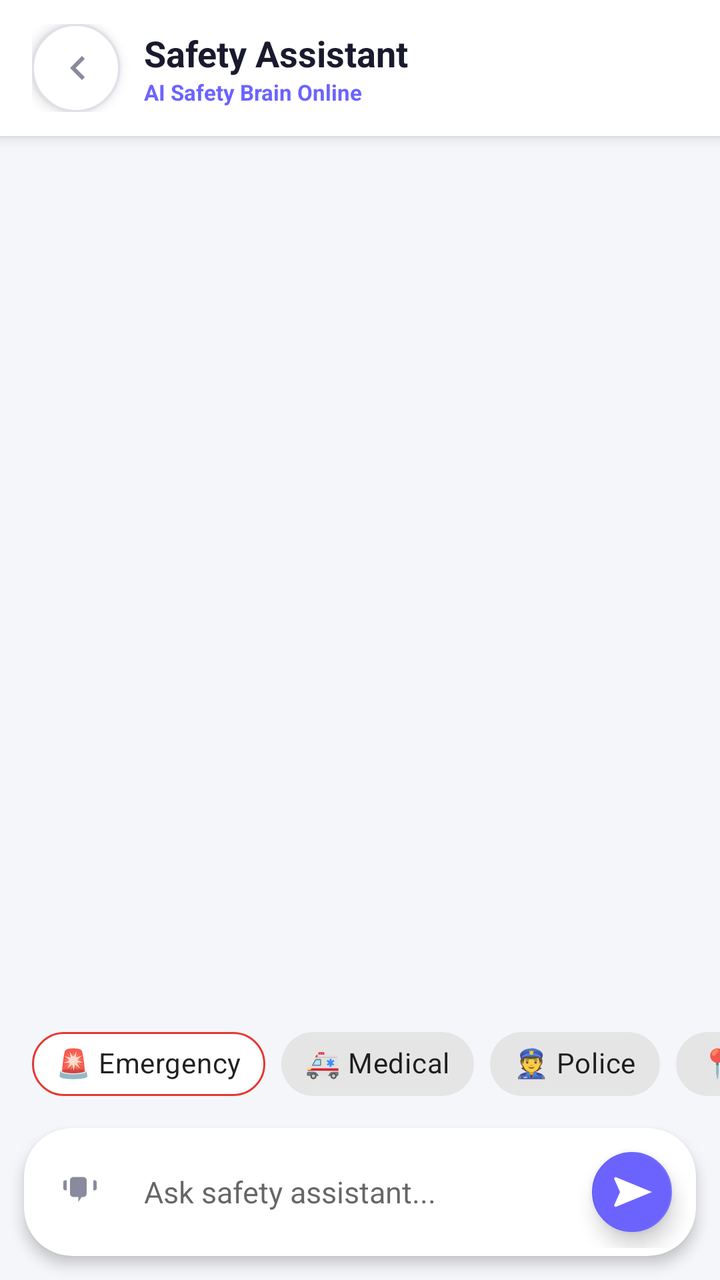
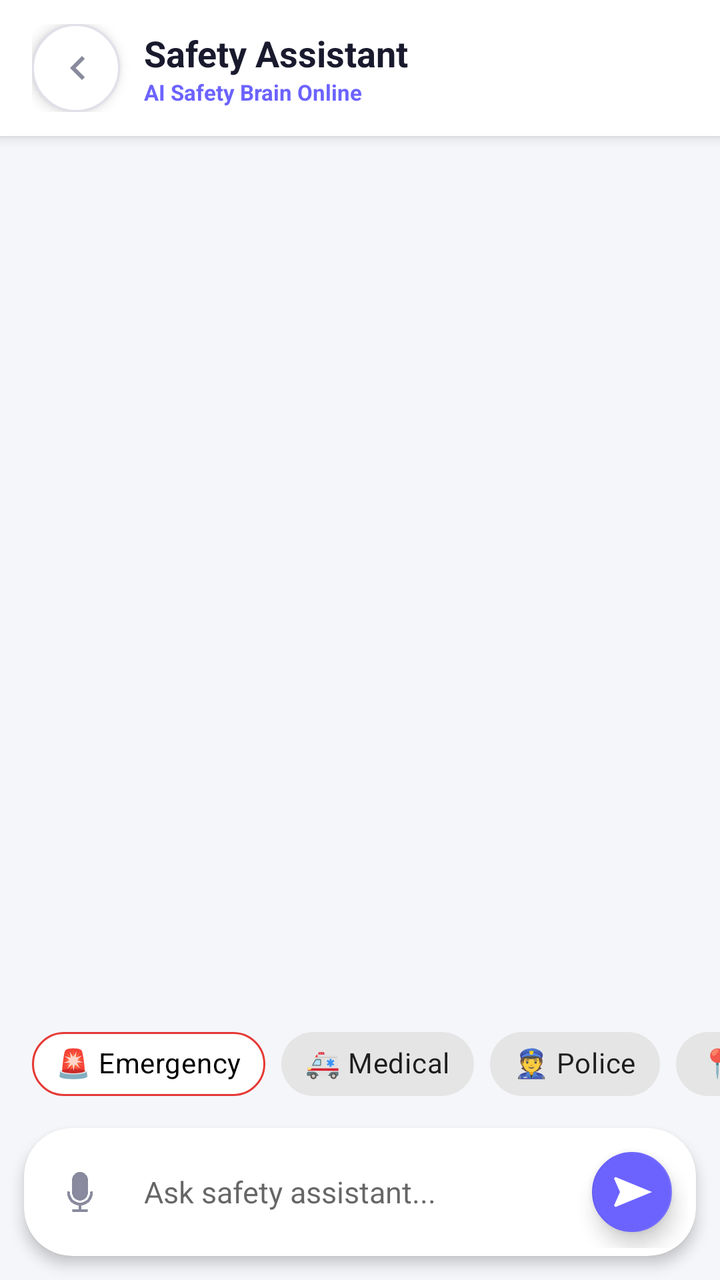

The first picture is an Android layout as it rendered before a commit; the second is the same layout after the commit. The layout source and the unified diff follow.
<!-- AndroidManifest.xml: application theme Theme.EmergencySOSApp -->
<!-- res/layout/activity_chatbot.xml -->
<?xml version="1.0" encoding="utf-8"?>
<androidx.constraintlayout.widget.ConstraintLayout xmlns:android="http://schemas.android.com/apk/res/android"
    xmlns:app="http://schemas.android.com/apk/res-auto"
    xmlns:tools="http://schemas.android.com/tools"
    android:id="@+id/chatbotRoot"
    android:layout_width="match_parent"
    android:layout_height="match_parent"
    android:background="@color/background">

    
    <RelativeLayout
        android:id="@+id/chatbotHeader"
        android:layout_width="match_parent"
        android:layout_height="wrap_content"
        android:background="@color/white"
        android:elevation="4dp"
        android:paddingHorizontal="16dp"
        android:paddingVertical="12dp"
        app:layout_constraintTop_toTopOf="parent">

        <ImageView
            android:id="@+id/btnBack"
            android:layout_width="44dp"
            android:layout_height="44dp"
            android:layout_centerVertical="true"
            android:background="@drawable/bg_circle_white"
            android:elevation="4dp"
            android:padding="10dp"
            android:src="@drawable/ic_chevron_right"
            android:rotation="180"
            android:contentDescription="Back" />

        <LinearLayout
            android:layout_width="wrap_content"
            android:layout_height="wrap_content"
            android:layout_centerVertical="true"
            android:layout_marginStart="12dp"
            android:layout_toEndOf="@id/btnBack"
            android:orientation="vertical">

            <TextView
                android:id="@+id/tvChatbotTitle"
                android:layout_width="wrap_content"
                android:layout_height="wrap_content"
                android:text="@string/chatbot_title"
                android:textColor="@color/text_dark"
                android:textSize="18sp"
                android:textStyle="bold" />

            <TextView
                android:layout_width="wrap_content"
                android:layout_height="wrap_content"
                android:text="@string/ai_brain_online"
                android:textColor="@color/primary"
                android:textSize="11sp"
                android:textStyle="bold" />
        </LinearLayout>
    </RelativeLayout>

    
    <androidx.recyclerview.widget.RecyclerView
        android:id="@+id/rvChat"
        android:layout_width="0dp"
        android:layout_height="0dp"
        android:clipToPadding="false"
        android:padding="16dp"
        app:layout_constraintBottom_toTopOf="@id/quickActionsScroll"
        app:layout_constraintEnd_toEndOf="parent"
        app:layout_constraintStart_toStartOf="parent"
        app:layout_constraintTop_toBottomOf="@id/chatbotHeader"
        tools:listitem="@layout/item_chat_message" />

    
    <HorizontalScrollView
        android:id="@+id/quickActionsScroll"
        android:layout_width="0dp"
        android:layout_height="wrap_content"
        android:background="@color/background"
        android:paddingVertical="8dp"
        android:scrollbars="none"
        app:layout_constraintBottom_toTopOf="@id/inputCard"
        app:layout_constraintEnd_toEndOf="parent"
        app:layout_constraintStart_toStartOf="parent">

        <com.google.android.material.chip.ChipGroup
            android:id="@+id/chipGroupActions"
            android:layout_width="wrap_content"
            android:layout_height="wrap_content"
            android:paddingHorizontal="16dp"
            app:singleLine="true">

            <com.google.android.material.chip.Chip
                android:id="@+id/chipSOS"
                style="@style/Widget.MaterialComponents.Chip.Action"
                android:layout_width="wrap_content"
                android:layout_height="wrap_content"
                android:text="🚨 Emergency"
                app:chipBackgroundColor="@color/white"
                app:chipStrokeColor="@color/sos_red"
                app:chipStrokeWidth="1dp" />

            <com.google.android.material.chip.Chip
                style="@style/Widget.MaterialComponents.Chip.Action"
                android:layout_width="wrap_content"
                android:layout_height="wrap_content"
                android:text="🚑 Medical" />

            <com.google.android.material.chip.Chip
                style="@style/Widget.MaterialComponents.Chip.Action"
                android:layout_width="wrap_content"
                android:layout_height="wrap_content"
                android:text="👮 Police" />

            <com.google.android.material.chip.Chip
                style="@style/Widget.MaterialComponents.Chip.Action"
                android:layout_width="wrap_content"
                android:layout_height="wrap_content"
                android:text="📍 Location" />

        </com.google.android.material.chip.ChipGroup>
    </HorizontalScrollView>

    
    <com.google.android.material.card.MaterialCardView
        android:id="@+id/inputCard"
        android:layout_width="0dp"
        android:layout_height="wrap_content"
        android:layout_margin="12dp"
        app:cardCornerRadius="24dp"
        app:cardElevation="4dp"
        app:layout_constraintBottom_toBottomOf="parent"
        app:layout_constraintEnd_toEndOf="parent"
        app:layout_constraintStart_toStartOf="parent">

        <LinearLayout
            android:layout_width="match_parent"
            android:layout_height="wrap_content"
            android:gravity="center_vertical"
            android:orientation="horizontal"
            android:paddingHorizontal="4dp"
            android:paddingVertical="4dp">

            <ImageView
                android:id="@+id/btnMic"
                android:layout_width="40dp"
                android:layout_height="40dp"
                android:layout_margin="4dp"
                android:background="?attr/selectableItemBackgroundBorderless"
                android:padding="10dp"
                android:src="@drawable/ic_shoutout"
                app:tint="@color/text_gray"
                android:contentDescription="Voice Input" />

            <EditText
                android:id="@+id/etMessage"
                android:layout_width="0dp"
                android:layout_height="wrap_content"
                android:layout_weight="1"
                android:background="@android:color/transparent"
                android:hint="Ask safety assistant..."
                android:inputType="textCapSentences|textAutoCorrect"
                android:maxLines="4"
                android:minHeight="48dp"
                android:paddingHorizontal="8dp"
                android:textSize="15sp" />

            <com.google.android.material.floatingactionbutton.FloatingActionButton
                android:id="@+id/btnSend"
                android:layout_width="wrap_content"
                android:layout_height="wrap_content"
                android:layout_margin="4dp"
                android:contentDescription="@string/send"
                android:src="@drawable/ic_navigation"
                android:rotation="90"
                app:backgroundTint="@color/primary"
                app:fabCustomSize="40dp"
                app:tint="@color/white" />
        </LinearLayout>
    </com.google.android.material.card.MaterialCardView>

</androidx.constraintlayout.widget.ConstraintLayout>
<!-- res/layout/item_chat_message.xml (included above) -->
<?xml version="1.0" encoding="utf-8"?>
<LinearLayout xmlns:android="http://schemas.android.com/apk/res/android"
    xmlns:app="http://schemas.android.com/apk/res-auto"
    android:layout_width="match_parent"
    android:layout_height="wrap_content"
    android:orientation="vertical"
    android:paddingVertical="4dp">

    
    <LinearLayout
        android:id="@+id/botContainer"
        android:layout_width="wrap_content"
        android:layout_height="wrap_content"
        android:layout_gravity="start"
        android:layout_marginEnd="64dp"
        android:layout_marginTop="8dp"
        android:layout_marginBottom="8dp"
        android:background="@drawable/bg_chat_bubble_bot"
        android:elevation="2dp"
        android:orientation="vertical"
        android:paddingHorizontal="16dp"
        android:paddingVertical="10dp">

        <TextView
            android:id="@+id/tvBotMessage"
            android:layout_width="wrap_content"
            android:layout_height="wrap_content"
            android:text="Bot Message"
            android:textColor="@color/text_dark"
            android:textSize="15sp"
            android:lineSpacingExtra="4dp" />

        
        <LinearLayout
            android:id="@+id/layoutAiActions"
            android:layout_width="wrap_content"
            android:layout_height="wrap_content"
            android:layout_marginTop="12dp"
            android:orientation="vertical"
            android:visibility="gone">

            <Button
                android:id="@+id/btnAiActionSOS"
                android:layout_width="match_parent"
                android:layout_height="44dp"
                android:backgroundTint="@color/sos_red"
                android:text="🚨 ACTIVATE SOS"
                android:textSize="12sp"
                android:textStyle="bold"
                android:visibility="gone"
                app:cornerRadius="12dp" />

            <Button
                android:id="@+id/btnAiActionCall"
                android:layout_width="match_parent"
                android:layout_height="44dp"
                android:layout_marginTop="8dp"
                android:backgroundTint="@color/green_verified"
                android:text="📞 CALL EMERGENCY"
                android:textSize="12sp"
                android:textStyle="bold"
                android:visibility="gone"
                app:cornerRadius="12dp" />

        </LinearLayout>
    </LinearLayout>

    
    <LinearLayout
        android:id="@+id/userContainer"
        android:layout_width="wrap_content"
        android:layout_height="wrap_content"
        android:layout_gravity="end"
        android:layout_marginStart="64dp"
        android:layout_marginTop="8dp"
        android:layout_marginBottom="8dp"
        android:background="@drawable/bg_chat_bubble_user"
        android:elevation="2dp"
        android:orientation="vertical"
        android:paddingHorizontal="16dp"
        android:paddingVertical="10dp">

        <TextView
            android:id="@+id/tvUserMessage"
            android:layout_width="wrap_content"
            android:layout_height="wrap_content"
            android:text="User Message"
            android:textColor="@color/white"
            android:textSize="14sp"
            android:lineSpacingExtra="2dp" />
    </LinearLayout>

</LinearLayout>
<!-- resources referenced by this layout -->
<resources>
  <color name="background">#F5F6F9</color>
  <color name="green_verified">#42B72A</color>
  <color name="primary">#6C63FF</color>
  <color name="sos_red">#E53935</color>
  <color name="text_dark">#1A1A2E</color>
  <color name="text_gray">#8A8A9E</color>
  <color name="white">#FFFFFF</color>
  <!-- drawable bg_chat_bubble_bot (drawable) -->
  <?xml version="1.0" encoding="utf-8"?>
  <shape xmlns:android="http://schemas.android.com/apk/res/android">
      <solid android:color="@color/white" />
      <corners
          android:topLeftRadius="18dp"
          android:topRightRadius="18dp"
          android:bottomRightRadius="18dp"
          android:bottomLeftRadius="2dp" />
  </shape>
  <!-- drawable bg_chat_bubble_user (drawable) -->
  <?xml version="1.0" encoding="utf-8"?>
  <shape xmlns:android="http://schemas.android.com/apk/res/android">
      <solid android:color="@color/primary" />
      <corners
          android:topLeftRadius="18dp"
          android:topRightRadius="18dp"
          android:bottomLeftRadius="18dp"
          android:bottomRightRadius="2dp" />
  </shape>
  <!-- drawable bg_circle_white (drawable) -->
  <?xml version="1.0" encoding="utf-8"?>
  <shape xmlns:android="http://schemas.android.com/apk/res/android"
      android:shape="oval">
      <solid android:color="@color/card_background" />
      <stroke android:width="1dp" android:color="@color/border_gray" />
  </shape>
  <!-- drawable ic_chevron_right (drawable) -->
  <?xml version="1.0" encoding="utf-8"?>
  <vector xmlns:android="http://schemas.android.com/apk/res/android"
      android:width="20dp"
      android:height="20dp"
      android:viewportWidth="24"
      android:viewportHeight="24">
      <path
          android:fillColor="#8A8A9E"
          android:pathData="M9,6l6,6l-6,6l-1.41,-1.41L12.17,12L7.59,7.41z" />
  </vector>
  <!-- drawable ic_navigation (drawable) -->
  <?xml version="1.0" encoding="utf-8"?>
  <vector xmlns:android="http://schemas.android.com/apk/res/android"
      android:width="24dp"
      android:height="24dp"
      android:viewportWidth="24"
      android:viewportHeight="24">
      <path
          android:fillColor="#1877F2"
          android:pathData="M12,2L4.5,20.29l0.71,0.71L12,18l6.79,3 0.71,-0.71z" />
  </vector>
  <!-- drawable ic_shoutout (drawable) -->
  <?xml version="1.0" encoding="utf-8"?>
  <vector xmlns:android="http://schemas.android.com/apk/res/android"
      android:width="24dp"
      android:height="24dp"
      android:viewportWidth="24"
      android:viewportHeight="24">
      <path
          android:fillColor="#C22026"
          android:pathData="M16,5v8c0,1.1 -0.9,2 -2,2h-1l-2,3v-3L8,15c-1.1,0 -2,-0.9 -2,-2L6,5c0,-1.1 0.9,-2 2,-2h6c1.1,0 2,0.9 2,2zM21,11h-1L20,5h1c0.55,0 1,0.45 1,1v4c0,0.55 -0.45,1 -1,1zM4,11L3,11c-0.55,0 -1,-0.45 -1,-1L2,6c0,-0.55 0.45,-1 1,-1h1v6z" />
  </vector>
  <string name="ai_brain_online">AI Safety Brain Online</string>
  <string name="chatbot_title">Safety Assistant</string>
  <string name="send">Send</string>
  <style name="Theme.EmergencySOSApp" parent="Theme.MaterialComponents.DayNight.NoActionBar">
          <item name="colorPrimary">@color/primary</item>
          <item name="colorPrimaryDark">@color/primary_dark</item>
          <item name="colorAccent">@color/primary</item>
  
          
          <item name="android:statusBarColor">@android:color/transparent</item>
          <item name="android:navigationBarColor">@android:color/transparent</item>
          <item name="android:windowLightStatusBar" tools:targetApi="m">true</item>
          <item name="android:windowLightNavigationBar" tools:targetApi="27">true</item>
      </style>
  <color name="card_background">#FFFFFF</color>
  <color name="border_gray">#E0E0EA</color>
  <color name="primary_dark">#5A52E0</color>
</resources>

<!-- the commit's change to res/layout/activity_chatbot.xml (unified diff, before → after) -->
@@ -95,6 +95,7 @@
                 android:layout_width="wrap_content"
                 android:layout_height="wrap_content"
                 android:text="🚨 Emergency"
+                android:textColor="@color/black"
                 app:chipBackgroundColor="@color/white"
                 app:chipStrokeColor="@color/sos_red"
                 app:chipStrokeWidth="1dp" />
@@ -147,7 +148,7 @@
                 android:layout_margin="4dp"
                 android:background="?attr/selectableItemBackgroundBorderless"
                 android:padding="10dp"
-                android:src="@drawable/ic_shoutout"
+                android:src="@drawable/voice"
                 app:tint="@color/text_gray"
                 android:contentDescription="Voice Input" />
 
<!-- resource entries referenced after the edit -->
@@ -1,6 +1,7 @@
 <!-- resources referenced by this layout -->
 <resources>
   <color name="background">#F5F6F9</color>
+  <color name="black">#000000</color>
   <color name="green_verified">#42B72A</color>
   <color name="primary">#6C63FF</color>
   <color name="sos_red">#E53935</color>
@@ -56,17 +57,7 @@
           android:fillColor="#1877F2"
           android:pathData="M12,2L4.5,20.29l0.71,0.71L12,18l6.79,3 0.71,-0.71z" />
   </vector>
-  <!-- drawable ic_shoutout (drawable) -->
-  <?xml version="1.0" encoding="utf-8"?>
-  <vector xmlns:android="http://schemas.android.com/apk/res/android"
-      android:width="24dp"
-      android:height="24dp"
-      android:viewportWidth="24"
-      android:viewportHeight="24">
-      <path
-          android:fillColor="#C22026"
-          android:pathData="M16,5v8c0,1.1 -0.9,2 -2,2h-1l-2,3v-3L8,15c-1.1,0 -2,-0.9 -2,-2L6,5c0,-1.1 0.9,-2 2,-2h6c1.1,0 2,0.9 2,2zM21,11h-1L20,5h1c0.55,0 1,0.45 1,1v4c0,0.55 -0.45,1 -1,1zM4,11L3,11c-0.55,0 -1,-0.45 -1,-1L2,6c0,-0.55 0.45,-1 1,-1h1v6z" />
-  </vector>
+  <!-- drawable voice: png bitmap (drawable, 9560 bytes) -->
   <string name="ai_brain_online">AI Safety Brain Online</string>
   <string name="chatbot_title">Safety Assistant</string>
   <string name="send">Send</string>
